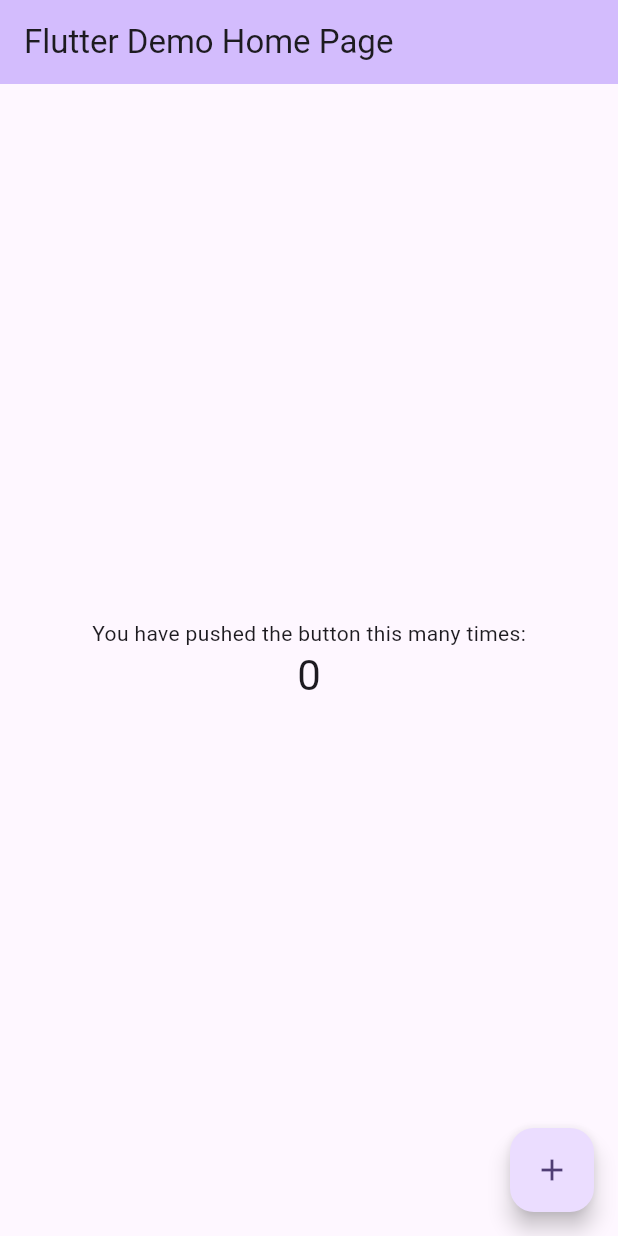
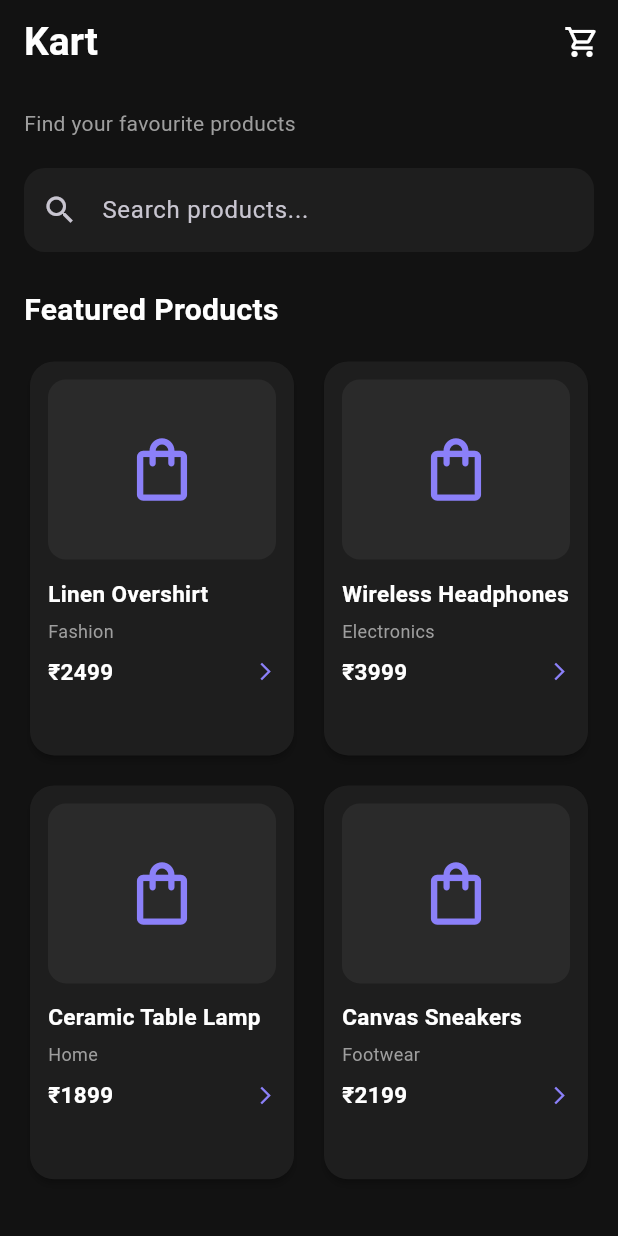
Before and after one commit to Geetanshikha/shopping-app-flutter, a Flutter app: the screen it shows after launch, on a phone screen of 412 x 824 dp. Run offline on Flutter 3.47's test engine with Material 3 defaults, Android fonts, the phone set to English and light mode, and no system bars; our stand-ins replace material_ui.

Commit message:
Product carts

```diff
--- /dev/null
+++ b/lib/features/products/data/products.dart
@@ -0,0 +1,37 @@
+
+import '../domain/product.dart';
+
+const List<Product> products = [
+  Product(
+    id: '1',
+    name: 'Linen Overshirt',
+    category: 'Fashion',
+    price: 2499.0,
+    rating: 4.8,
+    description: 'A comfortable, premium-quality linen overshirt for everyday wear.',
+  ),
+  Product(
+    id: '2',
+    name: 'Wireless Headphones',
+    category: 'Electronics',
+    price: 3999.0,
+    rating: 4.7,
+    description: 'Enjoy immersive sound with comfortable wireless headphones.',
+  ),
+  Product(
+    id: '3',
+    name: 'Ceramic Table Lamp',
+    category: 'Home',
+    price: 1899.0,
+    rating: 4.6,
+    description: 'A beautiful ceramic lamp that adds warmth to your space.',
+  ),
+  Product(
+    id: '4',
+    name: 'Canvas Sneakers',
+    category: 'Footwear',
+    price: 2199.0,
+    rating: 4.9,
+    description: 'Lightweight canvas sneakers designed for everyday comfort.',
+  ),
+];
--- /dev/null
+++ b/lib/features/products/domain/product.dart
@@ -0,0 +1,17 @@
+class Product {
+  final String id;
+  final String name;
+  final String category;
+  final double price;
+  final double rating;
+  final String description;
+
+  const Product({
+    required this.id,
+    required this.name,
+    required this.category,
+    required this.price,
+    required this.rating,
+    required this.description,
+  });
+}
--- /dev/null
+++ b/lib/features/products/presentation/screen/home_screen.dart
@@ -0,0 +1,107 @@
+
+import 'package:material_ui/material_ui.dart';
+import '../../data/products.dart';
+import '../widgets/product_card.dart';
+
+class HomeScreen extends StatelessWidget {
+  const HomeScreen({super.key});
+
+  @override
+  Widget build(BuildContext context) {
+    return Scaffold(
+      appBar: AppBar(
+        backgroundColor: const Color(0xFF121212),
+        title: const Text(
+          'Kart',
+          style: TextStyle(
+            fontSize: 26,
+            fontWeight: FontWeight.bold,
+            color: Colors.white,
+          ),
+        ),
+        actions: [
+          IconButton(
+            onPressed: () {},
+            icon: const Icon(
+              Icons.shopping_cart_outlined,
+              color: Colors.white,
+            ),
+          ),
+        ],
+      ),
+
+      body: Padding(
+        padding: const EdgeInsets.all(16),
+        child: Column(
+          crossAxisAlignment: CrossAxisAlignment.start,
+          children: [
+            const Text(
+              'Find your favourite products',
+              style: TextStyle(
+                fontSize: 14,
+                color: Colors.grey,
+              ),
+            ),
+
+            const SizedBox(height: 20),
+
+            // Search field
+            TextField(
+              decoration: InputDecoration(
+                hintText: 'Search products...',
+                prefixIcon: const Icon(Icons.search),
+                filled: true,
+                fillColor: const Color(0xFF1E1E1E),
+                border: OutlineInputBorder(
+                  borderRadius: BorderRadius.circular(14),
+                  borderSide: BorderSide.none,
+                ),
+              ),
+            ),
+
+            const SizedBox(height: 24),
+
+            const Text(
+              'Featured Products',
+              style: TextStyle(
+                fontSize: 20,
+                fontWeight: FontWeight.bold,
+                color: Colors.white,
+              ),
+            ),
+
+            const SizedBox(height: 16),
+
+            // Product grid
+            Expanded(
+              child: GridView.builder(
+                itemCount: products.length,
+                gridDelegate:
+                    const SliverGridDelegateWithFixedCrossAxisCount(
+                  crossAxisCount: 2,
+                  crossAxisSpacing: 12,
+                  mainAxisSpacing: 12,
+                  childAspectRatio: 0.68,
+                ),
+                itemBuilder: (context, index) {
+                  final product = products[index];
+
+                  return ProductCard(
+                    product: product,
+                    onTap: () {
+                      ScaffoldMessenger.of(context).showSnackBar(
+                        SnackBar(
+                          content: Text('${product.name} selected'),
+                        ),
+                      );
+                    },
+                  );
+                },
+              ),
+            ),
+          ],
+        ),
+      ),
+    );
+  }
+}
--- /dev/null
+++ b/lib/features/products/presentation/widgets/product_card.dart
@@ -0,0 +1,86 @@
+import '../../domain/product.dart';
+import 'package:material_ui/material_ui.dart';
+
+class ProductCard extends StatelessWidget {
+  final Product product;
+  final VoidCallback onTap;
+
+  const ProductCard({
+    super.key,
+    required this.product,
+    required this.onTap,
+  });
+
+  @override
+  Widget build(BuildContext context) {
+    return GestureDetector(
+      onTap: onTap,
+      child: Card(
+        color: const Color(0xFF1E1E1E),
+        elevation: 2,
+        shape: RoundedRectangleBorder(
+          borderRadius: BorderRadius.circular(16),
+        ),
+        child: Padding(
+          padding: const EdgeInsets.all(12),
+          child: Column(
+            crossAxisAlignment: CrossAxisAlignment.start,
+            children: [
+              Container(
+                height: 120,
+                width: double.infinity,
+                decoration: BoxDecoration(
+                  color: const Color(0xFF2A2A2A),
+                  borderRadius: BorderRadius.circular(12),
+                ),
+                child: const Icon(
+                  Icons.shopping_bag_outlined,
+                  size: 50,
+                  color: Color(0xFF8B80F9),
+                ),
+              ),
+              const SizedBox(height: 12),
+              Text(
+                product.name,
+                maxLines: 1,
+                overflow: TextOverflow.ellipsis,
+                style: const TextStyle(
+                  fontSize: 15,
+                  fontWeight: FontWeight.bold,
+                  color: Colors.white,
+                ),
+              ),
+              const SizedBox(height: 6),
+              Text(
+                product.category,
+                style: const TextStyle(
+                  fontSize: 12,
+                  color: Colors.grey,
+                ),
+              ),
+              const SizedBox(height: 8),
+              Row(
+                mainAxisAlignment: MainAxisAlignment.spaceBetween,
+                children: [
+                  Text(
+                    '₹${product.price.toStringAsFixed(0)}',
+                    style: const TextStyle(
+                      fontSize: 15,
+                      fontWeight: FontWeight.bold,
+                      color: Colors.white,
+                    ),
+                  ),
+                  const Icon(
+                    Icons.arrow_forward_ios,
+                    size: 14,
+                    color: Color(0xFF8B80F9),
+                  ),
+                ],
+              ),
+            ],
+          ),
+        ),
+      ),
+    );
+  }
+}
--- a/lib/main.dart
+++ b/lib/main.dart
@@ -1,4 +1,6 @@
+
 import 'package:material_ui/material_ui.dart';
+import 'features/products/presentation/screen/home_screen.dart';
 
 void main() {
   runApp(const MyApp());
@@ -7,116 +9,21 @@ void main() {
 class MyApp extends StatelessWidget {
   const MyApp({super.key});
 
-  // This widget is the root of your application.
   @override
   Widget build(BuildContext context) {
     return MaterialApp(
-      title: 'Flutter Demo',
+      debugShowCheckedModeBanner: false,
+      title: 'Kart Shopping App',
       theme: ThemeData(
-        // This is the theme of your application.
-        //
-        // TRY THIS: Try running your application with "flutter run". You'll see
-        // the application has a purple toolbar. Then, without quitting the app,
-        // try changing the seedColor in the colorScheme below to Colors.green
-        // and then invoke "hot reload" (save your changes or press the "hot
-        // reload" button in a Flutter-supported IDE, or press "r" if you used
-        // the command line to start the app).
-        //
-        // Notice that the counter didn't reset back to zero; the application
-        // state is not lost during the reload. To reset the state, use hot
-        // restart instead.
-        //
-        // This works for code too, not just values: Most code changes can be
-        // tested with just a hot reload.
-        colorScheme: .fromSeed(seedColor: Colors.deepPurple),
+        useMaterial3: true,
+        brightness: Brightness.dark,
+        scaffoldBackgroundColor: const Color(0xFF121212),
+        colorScheme: ColorScheme.fromSeed(
+          seedColor: const Color(0xFF4338CA),
+          brightness: Brightness.dark,
+        ),
       ),
-      home: const MyHomePage(title: 'Flutter Demo Home Page'),
+      home: const HomeScreen(),
     );
   }
 }
-
-class MyHomePage extends StatefulWidget {
-  const MyHomePage({super.key, required this.title});
-
-  // This widget is the home page of your application. It is stateful, meaning
-  // that it has a State object (defined below) that contains fields that affect
-  // how it looks.
-
-  // This class is the configuration for the state. It holds the values (in this
-  // case the title) provided by the parent (in this case the App widget) and
-  // used by the build method of the State. Fields in a Widget subclass are
-  // always marked "final".
-
-  final String title;
-
-  @override
-  State<MyHomePage> createState() => _MyHomePageState();
-}
-
-class _MyHomePageState extends State<MyHomePage> {
-  int _counter = 0;
-
-  void _incrementCounter() {
-    setState(() {
-      // This call to setState tells the Flutter framework that something has
-      // changed in this State, which causes it to rerun the build method below
-      // so that the display can reflect the updated values. If we changed
-      // _counter without calling setState(), then the build method would not be
-      // called again, and so nothing would appear to happen.
-      _counter++;
-    });
-  }
-
-  @override
-  Widget build(BuildContext context) {
-    // This method is rerun every time setState is called, for instance as done
-    // by the _incrementCounter method above.
-    //
-    // The Flutter framework has been optimized to make rerunning build methods
-    // fast, so that you can just rebuild anything that needs updating rather
-    // than having to individually change instances of widgets.
-    return Scaffold(
-      appBar: AppBar(
-        // TRY THIS: Try changing the color here to a specific color (to
-        // Colors.amber, perhaps?) and trigger a hot reload to see the AppBar
-        // change color while the other colors stay the same.
-        backgroundColor: Theme.of(context).colorScheme.inversePrimary,
-        // Here we take the value from the MyHomePage object that was created by
-        // the App.build method, and use it to set our appbar title.
-        title: Text(widget.title),
-      ),
-      body: Center(
-        // Center is a layout widget. It takes a single child and positions it
-        // in the middle of the parent.
-        child: Column(
-          // Column is also a layout widget. It takes a list of children and
-          // arranges them vertically. By default, it sizes itself to fit its
-          // children horizontally, and tries to be as tall as its parent.
-          //
-          // Column has various properties to control how it sizes itself and
-          // how it positions its children. Here we use mainAxisAlignment to
-          // center the children vertically; the main axis here is the vertical
-          // axis because Columns are vertical (the cross axis would be
-          // horizontal).
-          //
-          // TRY THIS: Invoke "debug painting" (choose the "Toggle Debug Paint"
-          // action in the IDE, or press "p" in the console), to see the
-          // wireframe for each widget.
-          mainAxisAlignment: .center,
-          children: [
-            const Text('You have pushed the button this many times:'),
-            Text(
-              '$_counter',
-              style: Theme.of(context).textTheme.headlineMedium,
-            ),
-          ],
-        ),
-      ),
-      floatingActionButton: FloatingActionButton(
-        onPressed: _incrementCounter,
-        tooltip: 'Increment',
-        child: const Icon(Icons.add),
-      ),
-    );
-  }
-}
```
Also changed, not shown: lib/core/theme/app_theme.dart (added), lib/core/widgets/category_chip.dart (added), lib/core/widgets/search_field.dart (added), lib/features/products/presentation/screen/product_details_screen.dart (added), 1 other file.
